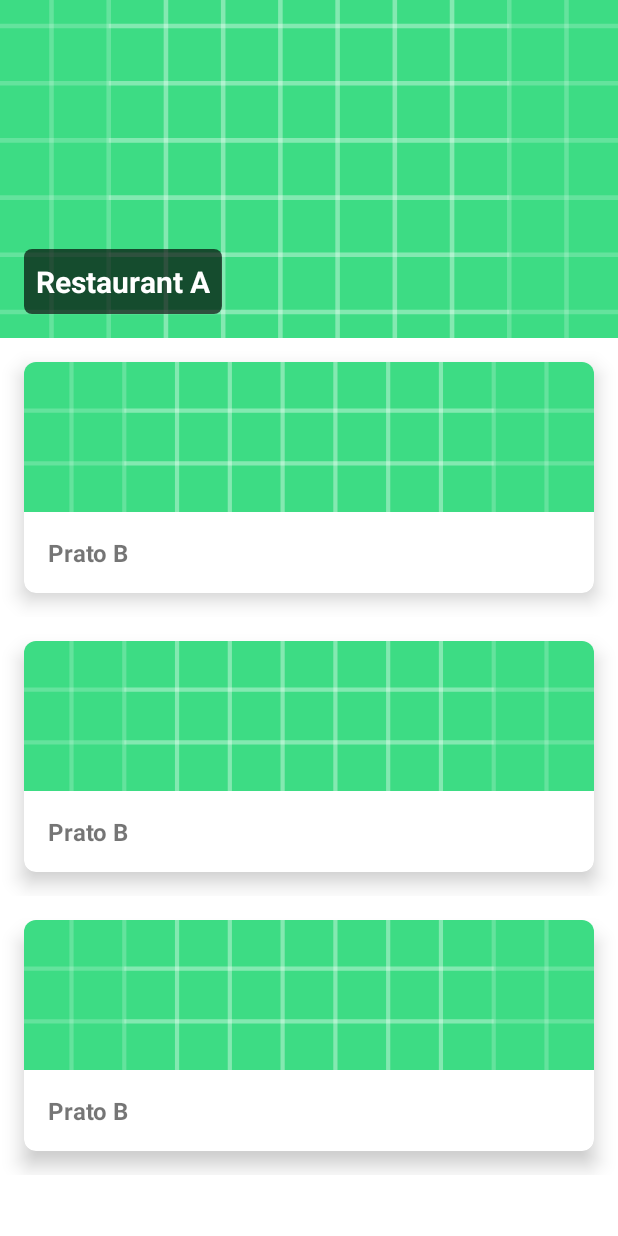
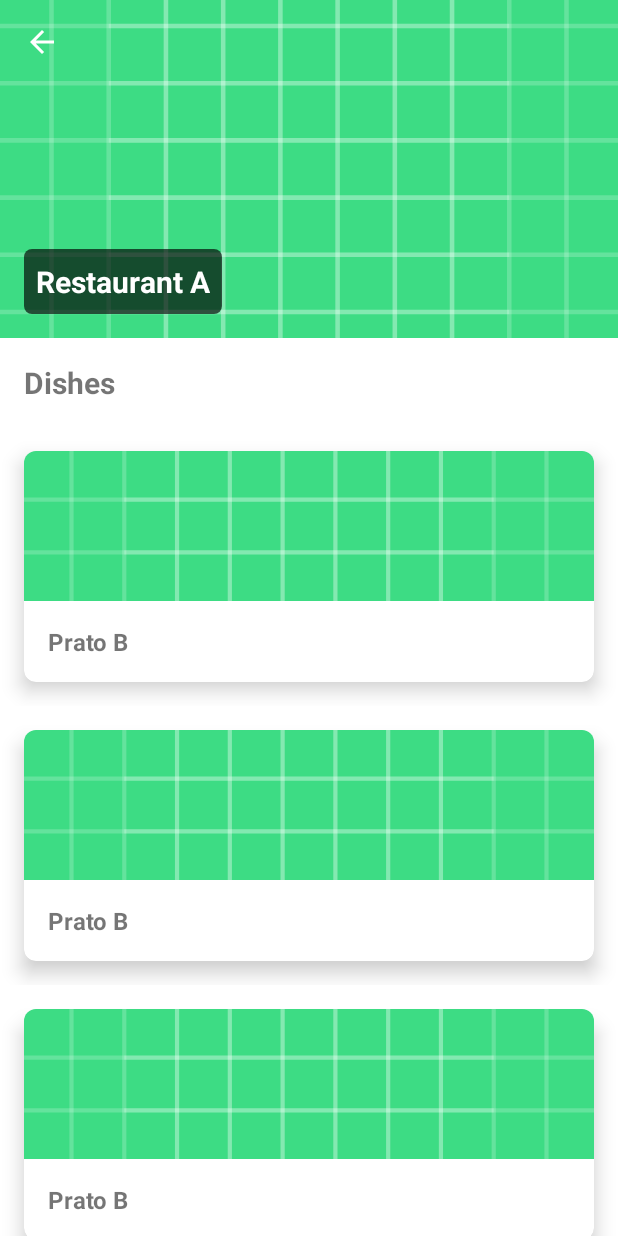
Before and after one commit to LincolnStuart/dh-desafio-integrador-android-components, an Android app: the layout activity_restaurant.xml on its own in the app's theme, with its tools: preview values and no code run, on a phone screen of 412 x 824 dp. Run offline under Robolectric (Android 15) with nearby library versions, the phone set to English and light mode, and no system bars.

Commit message:
Implementação de back button e pequenas melhorias

```diff
--- a/app/src/main/java/com/github/lincolnstuart/desafiointegradorandroidcomponentes/ui/activities/RestaurantActivity.kt
+++ b/app/src/main/java/com/github/lincolnstuart/desafiointegradorandroidcomponentes/ui/activities/RestaurantActivity.kt
@@ -4,6 +4,7 @@ import android.content.Intent
 import androidx.appcompat.app.AppCompatActivity
 import android.os.Bundle
 import android.util.Log
+import android.widget.ImageButton
 import android.widget.ImageView
 import android.widget.TextView
 import androidx.recyclerview.widget.GridLayoutManager
@@ -20,10 +21,12 @@ class RestaurantActivity : AppCompatActivity() {
     private val ivRestaurantPic by lazy { findViewById<ImageView>(R.id.iv_restaurant_pic) }
     private val tvRestaurantName by lazy { findViewById<TextView>(R.id.tv_restaurant_name) }
     private val rvRestaurantDishes by lazy { findViewById<RecyclerView>(R.id.rv_restaurant_dishes) }
+    private val ibRestaurantBackButton by lazy {findViewById<ImageButton>(R.id.ib_restaurant_back_button)}
 
     override fun onCreate(savedInstanceState: Bundle?) {
         super.onCreate(savedInstanceState)
         setContentView(R.layout.activity_restaurant)
+        supportActionBar?.hide()
         initComponents()
     }
 
@@ -34,6 +37,9 @@ class RestaurantActivity : AppCompatActivity() {
                 .load(it.urlPic)
                 .into(ivRestaurantPic)
             tvRestaurantName.text = it.name
+            ibRestaurantBackButton.setOnClickListener{
+                finish()
+            }
             rvRestaurantDishes.apply {
                 layoutManager = GridLayoutManager(this@RestaurantActivity, 2)
                 adapter = DishesAdapter(it.dishes){dish ->
--- /dev/null
+++ b/app/src/main/res/drawable/ic_back_button.xml
@@ -0,0 +1,5 @@
+<vector android:height="24dp" android:tint="#FFFFFF"
+    android:viewportHeight="24" android:viewportWidth="24"
+    android:width="24dp" xmlns:android="http://schemas.android.com/apk/res/android">
+    <path android:fillColor="@android:color/white" android:pathData="M20,11H7.83l5.59,-5.59L12,4l-8,8 8,8 1.41,-1.41L7.83,13H20v-2z"/>
+</vector>
--- a/app/src/main/res/layout/activity_login.xml
+++ b/app/src/main/res/layout/activity_login.xml
@@ -58,7 +58,7 @@
 
         <View
             android:id="@+id/vw_divisor_inicial"
-            style="@style/separator"
+            style="@style/Separator"
             android:layout_width="0dp"
             android:layout_height="1dp"
             app:layout_constraintEnd_toStartOf="@id/tv_login_or"
@@ -77,7 +77,7 @@
 
         <View
             android:id="@+id/vw_divisor_final"
-            style="@style/separator"
+            style="@style/Separator"
             android:layout_width="0dp"
             android:layout_height="1dp"
             app:layout_constraintEnd_toEndOf="@id/bt_login_email"
--- a/app/src/main/res/layout/activity_restaurant.xml
+++ b/app/src/main/res/layout/activity_restaurant.xml
@@ -17,6 +17,15 @@
         app:layout_constraintTop_toTopOf="parent"
         tools:src="@drawable/ic_launcher_background" />
 
+    <ImageButton
+        android:id="@+id/ib_restaurant_back_button"
+        style="@style/BackButton"
+        android:contentDescription="@string/back_button"
+        app:layout_constraintEnd_toEndOf="parent"
+        app:layout_constraintHorizontal_bias="0.0"
+        app:layout_constraintStart_toStartOf="parent"
+        app:layout_constraintTop_toTopOf="parent" />
+
     <TextView
         android:id="@+id/tv_restaurant_name"
         style="@style/TitleImage"
@@ -28,6 +37,19 @@
         app:layout_constraintStart_toStartOf="@id/iv_restaurant_pic"
         tools:text="Restaurant A" />
 
+    <TextView
+        android:id="@+id/tv_restaurant_dishes"
+        style="@style/MainTitle"
+        android:layout_width="wrap_content"
+        android:layout_height="wrap_content"
+        android:text="@string/dishes"
+        app:layout_constraintTop_toBottomOf="@id/iv_restaurant_pic"
+        app:layout_constraintStart_toStartOf="parent"
+        app:layout_constraintEnd_toEndOf="parent"
+        app:layout_constraintBottom_toTopOf="@id/rv_restaurant_dishes"
+        app:layout_constraintHorizontal_bias="0.0"
+        />
+
     <androidx.recyclerview.widget.RecyclerView
         android:id="@+id/rv_restaurant_dishes"
         android:layout_width="0dp"
@@ -35,7 +57,7 @@
         app:layout_constraintBottom_toBottomOf="parent"
         app:layout_constraintEnd_toEndOf="parent"
         app:layout_constraintStart_toStartOf="parent"
-        app:layout_constraintTop_toBottomOf="@id/iv_restaurant_pic"
+        app:layout_constraintTop_toBottomOf="@id/tv_restaurant_dishes"
         tools:layoutManager="androidx.recyclerview.widget.StaggeredGridLayoutManager"
         tools:listitem="@layout/item_dish"
         tools:spanCount="2" />
--- a/app/src/main/res/layout/item_dish.xml
+++ b/app/src/main/res/layout/item_dish.xml
@@ -10,10 +10,10 @@
         style="@style/DefaultCardView"
         android:layout_width="0dp"
         android:layout_height="wrap_content"
+        app:layout_constraintBottom_toBottomOf="parent"
         app:layout_constraintEnd_toEndOf="parent"
         app:layout_constraintStart_toStartOf="parent"
-        app:layout_constraintTop_toTopOf="parent"
-        app:layout_constraintBottom_toBottomOf="parent">
+        app:layout_constraintTop_toTopOf="parent">
 
         <androidx.constraintlayout.widget.ConstraintLayout
             android:layout_width="match_parent"
@@ -33,15 +33,16 @@
             <TextView
                 android:id="@+id/tv_item_dish_name"
                 style="@style/DefaultTitle"
-                android:layout_width="wrap_content"
+                android:layout_width="0dp"
                 android:layout_height="wrap_content"
-                tools:text="Prato B"
+                android:ellipsize="end"
+                android:singleLine="true"
+                app:layout_constraintBottom_toBottomOf="parent"
+                app:layout_constraintEnd_toEndOf="@id/iv_item_dish_pic"
+                app:layout_constraintHorizontal_bias="0.0"
+                app:layout_constraintStart_toStartOf="@id/iv_item_dish_pic"
                 app:layout_constraintTop_toBottomOf="@id/iv_item_dish_pic"
-                app:layout_constraintStart_toStartOf="@id/iv_item_dish_pic"
-                app:layout_constraintEnd_toEndOf="@id/iv_item_dish_pic"
-                app:layout_constraintBottom_toBottomOf="parent"
-                app:layout_constraintHorizontal_bias="0.0"
-                />
+                tools:text="Prato B" />
 
         </androidx.constraintlayout.widget.ConstraintLayout>
 
--- a/app/src/main/res/values-night/themes.xml
+++ b/app/src/main/res/values-night/themes.xml
@@ -29,7 +29,7 @@
         <item name="android:textColor">@color/grey_200</item>
     </style>
 
-    <style name="separator">
+    <style name="Separator">
         <item name="android:layout_marginTop">@dimen/separator_margin</item>
         <item name="android:background">@color/grey_100</item>
     </style>
--- a/app/src/main/res/values/dimens.xml
+++ b/app/src/main/res/values/dimens.xml
@@ -2,6 +2,7 @@
 <resources>
     <dimen name="title_card_margin">16dp</dimen>
     <dimen name="title_size">16sp</dimen>
+    <dimen name="main_title_size">20sp</dimen>
     <dimen name="image_title_size">20sp</dimen>
     <dimen name="card_radius">8dp</dimen>
     <dimen name="card_elevation">8dp</dimen>
@@ -18,5 +19,6 @@
     <dimen name="button_with_image_padding">16dp</dimen>
     <dimen name="registration_form_margin">16dp</dimen>
     <dimen name="stroke_width_dark_mode">1dp</dimen>
-    <dimen name="margin_dish_description">16dp</dimen>
+    <dimen name="dish_description_margin">16dp</dimen>
+    <dimen name="back_button_margin">16dp</dimen>
 </resources>
--- a/app/src/main/res/values/strings.xml
+++ b/app/src/main/res/values/strings.xml
@@ -16,4 +16,6 @@
     <string name="invalid_password_minimum">Password invalid (min 3 characters)</string>
     <string name="invalid_password_confirmation">Password invalid (confirmation is different)</string>
     <string name="invalid_name_minimum">Name invalid (min 3 characters)</string>
+    <string name="dishes">Dishes</string>
+    <string name="back_button">Back Button</string>
 </resources>
--- a/app/src/main/res/values/themes.xml
+++ b/app/src/main/res/values/themes.xml
@@ -35,7 +35,7 @@
         <item name="android:drawableLeft">@drawable/ic_google_account</item>
     </style>
 
-    <style name="separator">
+    <style name="Separator">
         <item name="android:layout_marginTop">@dimen/separator_margin</item>
         <item name="android:background">@color/grey_200</item>
     </style>
@@ -55,6 +55,11 @@
         <item name="android:textStyle">bold</item>
     </style>
 
+    <style name="MainTitle">
+        <item name="android:layout_margin">@dimen/title_card_margin</item>
+        <item name="android:textSize">@dimen/main_title_size</item>
+        <item name="android:textStyle">bold</item>
+    </style>
 
     <style name="TitleImage" parent="DefaultTitle">
         <item name="android:background">@drawable/bg_image_text</item>
@@ -62,4 +67,13 @@
         <item name="android:textColor">@color/white</item>
         <item name="android:textSize">@dimen/image_title_size</item>
     </style>
+
+    <style name="BackButton">
+        <item name="srcCompat">@drawable/ic_back_button</item>
+        <item name="android:layout_margin">@dimen/back_button_margin</item>
+        <item name="android:layout_width">wrap_content</item>
+        <item name="android:layout_height">wrap_content</item>
+        <item name="android:background">?attr/selectableItemBackgroundBorderless</item>
+    </style>
+
 </resources>
```
Also changed, not shown: app/src/main/java/com/github/lincolnstuart/desafiointegradorandroidcomponentes/data/RestaurantMock.kt (+118 -19 lines), app/src/main/java/com/github/lincolnstuart/desafiointegradorandroidcomponentes/ui/activities/DishActivity.kt (+10 -0 lines), app/src/main/res/layout/activity_dish.xml (+10 -1 lines).
